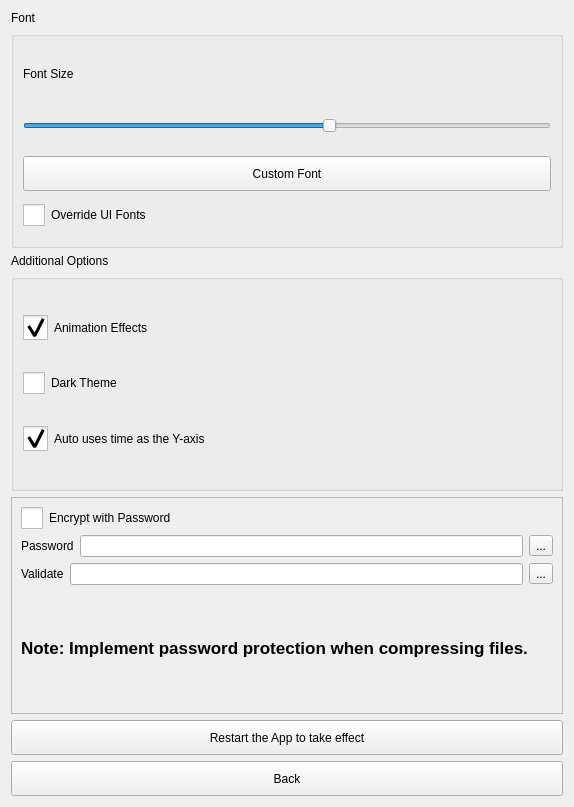
Old version of the form src/Preferences.ui in the repository ic005k/Knot-Legacy.
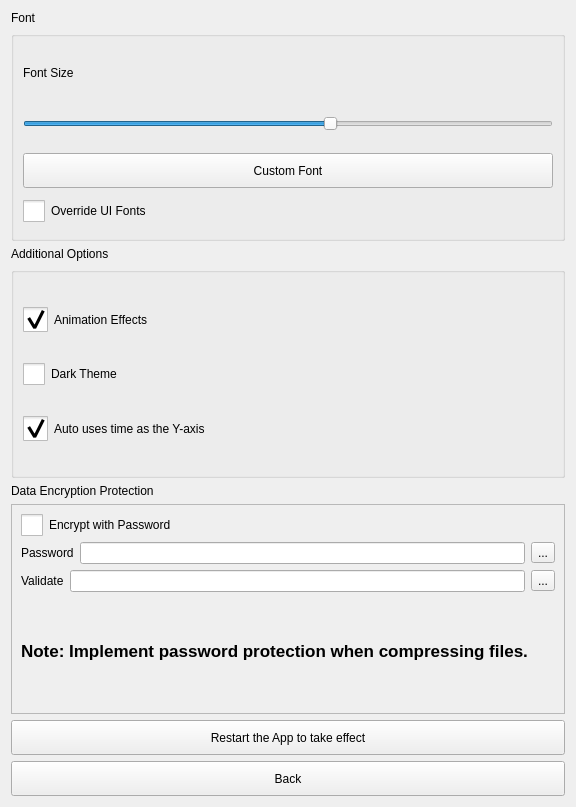
New version of the form. Icons and pictures are not drawn.

Diff of the .ui file:
```diff
--- a/src/Preferences.ui
+++ b/src/Preferences.ui
@@ -6,7 +6,7 @@
    <rect>
     <x>0</x>
     <y>0</y>
-    <width>574</width>
+    <width>576</width>
     <height>807</height>
    </rect>
   </property>
@@ -216,6 +216,19 @@
      </layout>
     </widget>
    </item>
+   <item>
+    <widget class="QLabel" name="label_5">
+     <property name="sizePolicy">
+      <sizepolicy hsizetype="Preferred" vsizetype="Fixed">
+       <horstretch>0</horstretch>
+       <verstretch>0</verstretch>
+      </sizepolicy>
+     </property>
+     <property name="text">
+      <string>Data Encryption Protection</string>
+     </property>
+    </widget>
+   </item>
    <item>
     <widget class="QFrame" name="frame">
      <property name="frameShape">
```
